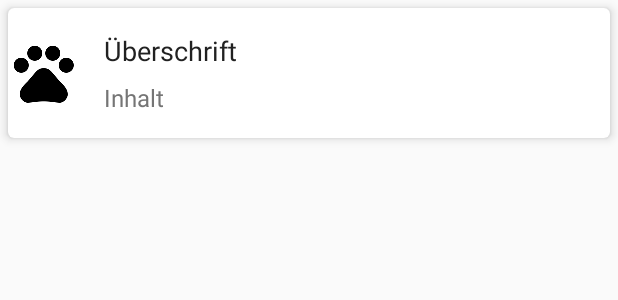
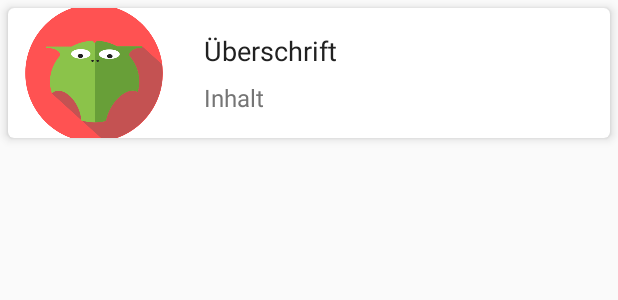
Before and after one commit to wolfhardfehre/Seanachie, an Android app: the layout recycler_item_image_story.xml on its own in the app's theme, with its tools: preview values and no code run, on a phone screen of 412 x 824 dp. Shown: the top 300 px of the screen. Run offline under Robolectric (Android 15) with nearby library versions, the phone set to English and light mode, and no system bars.

Commit message:
rework image story adapter to look better
- fixes #25

```diff
--- a/app/src/main/res/layout/recycler_item_image_story.xml
+++ b/app/src/main/res/layout/recycler_item_image_story.xml
@@ -6,7 +6,6 @@
     android:layout_width="match_parent"
     android:layout_height="wrap_content"
     android:layout_margin="@dimen/card_margin"
-    android:orientation="vertical"
     app:cardCornerRadius="@dimen/card_corners"
     app:cardElevation="@dimen/card_elevation">
 
@@ -17,15 +16,16 @@
 
         <ImageView
             android:id="@+id/recycler_item_image_story_image"
-            android:layout_width="wrap_content"
-            android:layout_height="wrap_content"
+            android:layout_width="match_parent"
+            android:layout_height="match_parent"
             android:layout_gravity="center_vertical"
+            android:layout_weight="0.5"
             android:scaleType="centerCrop"
-            android:src="@drawable/ic_pets_black_48dp"
+            android:src="@drawable/seanachie"
             tools:ignore="ContentDescription" />
 
         <LinearLayout
-            android:layout_width="0dp"
+            android:layout_width="match_parent"
             android:layout_height="wrap_content"
             android:layout_weight="0.2"
             android:paddingStart="@dimen/standard_padding"
--- a/app/src/main/res/values/strings.xml
+++ b/app/src/main/res/values/strings.xml
@@ -46,4 +46,7 @@
     <string name="story_create_write_permission">Aktion braucht Schreibrechte</string>
     <string name="story_create_audio_permission">Aktion braucht Aufnahmerechte</string>
 
+    <!-- image story recycler -->
+    <string name="recycler_story_filled_categories">ausgefüllte Kategorien</string>
+
 </resources>
```
Also changed, not shown: app/src/main/java/com/nicefontaine/seanachie/data/models/ImageStory.java (+15 -5 lines), app/src/main/java/com/nicefontaine/seanachie/ui/image_stories/ImageStoriesAdapter.java (+5 -3 lines).
